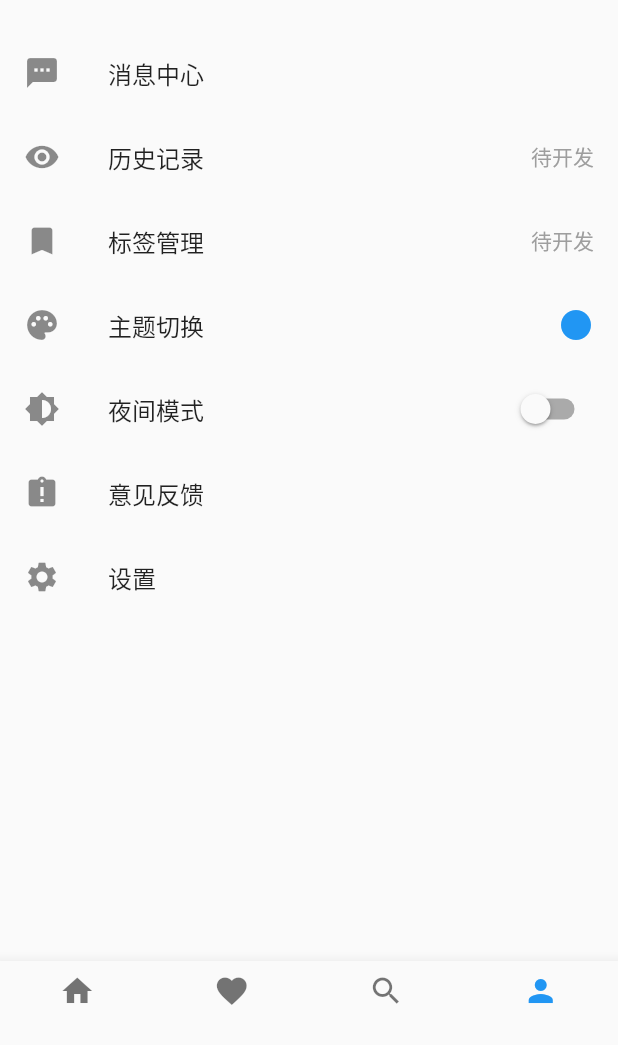
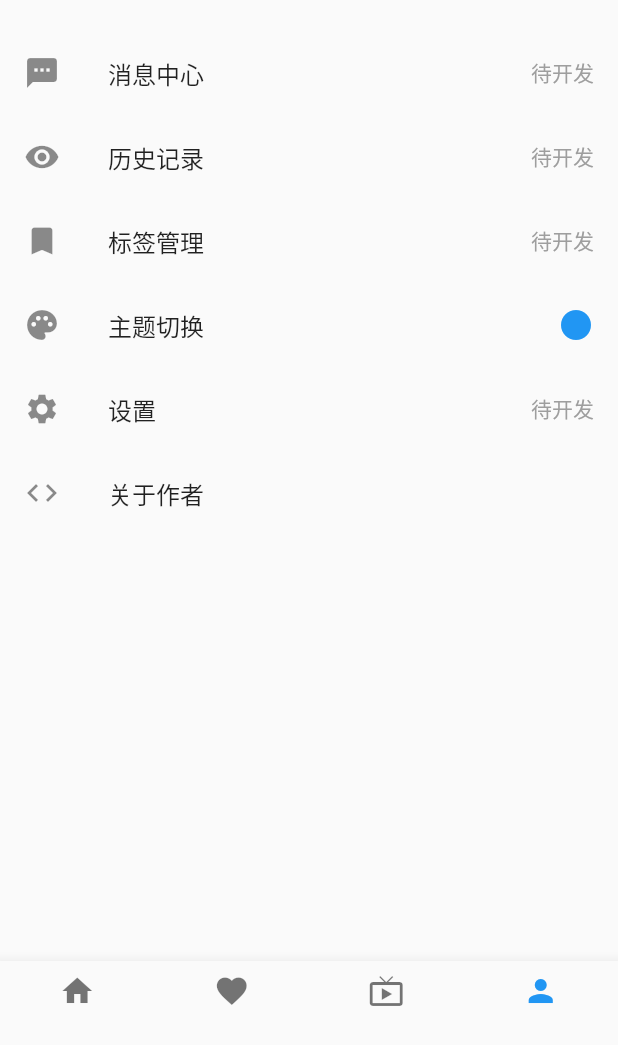
Before and after one commit to Ha2ryZhang/alltv_flutter, a Flutter app: the AllTVHome screen opened directly, item 4 of the bottom bar chosen, after a tap on "消息中心", on a phone screen of 412 x 824 dp, the part 191-1236 px from its top. Run offline on Flutter 3.47's test engine with Material 2 defaults, Android fonts, the phone set to English and light mode, and no system bars; our stand-ins replace cached_network_image, dio, fluro, flutter_screenutil, fluttertoast, pull_to_refresh and 1 more; missing offline and left inert: fijkplayer; accounts and stored records are empty; network calls fail; statements that could not run were skipped.

Commit message:
add chanel page

```diff
--- a/lib/http/dio_util.dart
+++ b/lib/http/dio_util.dart
@@ -2,7 +2,7 @@ import 'package:alltv/utils/toast.dart';
 import 'package:dio/dio.dart';
 
 class HttpManager {
-  final String baseurl = 'http://192.168.31.204:8888/api';
+  final String baseurl = 'http://192.168.0.112:8888/api';
   final int connectTimeout = 10000;
   final int receiveTimeout = 3000;
 
--- /dev/null
+++ b/lib/pages/chanel.dart
@@ -0,0 +1,91 @@
+import 'package:alltv/route/navigator_util.dart';
+import 'package:flutter/material.dart';
+
+class ChanelPage extends StatefulWidget {
+  @override
+  _ChanelPageState createState() => _ChanelPageState();
+}
+
+class _ChanelPageState extends State<ChanelPage> {
+  @override
+  Widget build(BuildContext context) {
+    return Scaffold(
+        appBar: AppBar(
+          title: Text("所有平台", style: TextStyle(fontSize: 16.0)),
+          centerTitle: true,
+        ),
+        body: buildChanelList());
+  }
+
+  Widget buildChanelList() {
+    return ListView(padding: const EdgeInsets.only(top: 10), children: <Widget>[
+      // Row(
+      //   children: <Widget>[
+      //     ClipRRect(
+      //         borderRadius: BorderRadius.circular(8),
+      //         child: Image.asset("assets/images/douyu.jpg",
+      //             fit: BoxFit.fill, width: 80, height: 80)),
+      //     Text("sddas")
+      //   ],
+
+      // )
+      ListTile(
+        leading: ClipRRect(
+            borderRadius: BorderRadius.circular(8),
+            child: Image.asset("assets/images/douyu.jpg",
+                fit: BoxFit.fill, width: 55, height: 55)),
+        title: Text("斗鱼直播"),
+        trailing: Icon(Icons.navigate_next),
+        onTap: () {
+          NavigatorUtil.goChanelDetail(context, "douyu");
+        },
+      ),
+      Divider(
+        height: 1.0,
+        indent: 0.0,
+        color: Colors.grey[400],
+      ),
+      ListTile(
+        leading: ClipRRect(
+            borderRadius: BorderRadius.circular(8),
+            child: Image.asset("assets/images/huya.jpg",
+                fit: BoxFit.fill, width: 55, height: 55)),
+        title: Text("虎牙直播"),
+        trailing: Icon(Icons.navigate_next),
+        onTap: () {
+          NavigatorUtil.goChanelDetail(context, "huya");
+        },
+      ),
+      Divider(
+        height: 1.0,
+        indent: 0.0,
+        color: Colors.grey[400],
+      ),
+      ListTile(
+        leading: ClipRRect(
+            borderRadius: BorderRadius.circular(8),
+            child: Image.asset("assets/images/bilibili.jpg",
+                fit: BoxFit.fill, width: 55, height: 55)),
+        title: Text("哔哩哔哩"),
+        trailing: Icon(Icons.navigate_next),
+        onTap: () {
+          NavigatorUtil.goChanelDetail(context, "bilibili");
+        },
+      ),
+      Divider(
+        height: 1.0,
+        indent: 0.0,
+        color: Colors.grey[400],
+      ),
+      Container(
+        margin: const EdgeInsets.only(top: 200),
+        child: Center(
+          child: Text(
+            "后续会整合其他平台...",
+            style: TextStyle(color: Colors.grey),
+          ),
+        ),
+      )
+    ]);
+  }
+}
--- a/lib/pages/homePage.dart
+++ b/lib/pages/homePage.dart
@@ -1,8 +1,8 @@
+import 'package:alltv/pages/chanel.dart';
 import 'package:alltv/pages/my.dart';
 import 'package:alltv/pages/recommendation.dart';
 import 'package:flutter/material.dart';
 import 'package:alltv/pages/second.dart';
-import 'package:alltv/pages/search.dart';
 
 class AllTVHome extends StatefulWidget {
   @override
@@ -16,7 +16,7 @@ class AllTVHomeState extends State<AllTVHome>
   List<Widget> _pageList = [
     Recommendation(),
     SecondTab(),
-    SearchTab(),
+    ChanelPage(),
     MyPage()
   ];
 
@@ -27,7 +27,7 @@ class AllTVHomeState extends State<AllTVHome>
         ),
         title: Container()),
     BottomNavigationBarItem(icon: Icon(Icons.favorite), title: Container()),
-    BottomNavigationBarItem(icon: Icon(Icons.search), title: Container()),
+    BottomNavigationBarItem(icon: Icon(Icons.live_tv), title: Container()),
     BottomNavigationBarItem(icon: Icon(Icons.person), title: Container()),
   ];
   @override
--- a/lib/pages/my.dart
+++ b/lib/pages/my.dart
@@ -18,6 +18,7 @@ class _MyPageState extends State<MyPage> {
   void initState() {
     super.initState();
   }
+
   @override
   Widget build(BuildContext context) {
     currentTheme = Provider.of<ThemeInfo>(context).themeColor;
@@ -42,6 +43,7 @@ class _MyPageState extends State<MyPage> {
           title: Text(
             "消息中心",
           ),
+          trailing: Text("待开发", style: TextStyle(color: Colors.grey)),
           onTap: () {},
         ),
         ListTile(
@@ -71,38 +73,41 @@ class _MyPageState extends State<MyPage> {
           title: Text(
             "主题切换",
           ),
-          onTap: (){NavigatorUtil.jump(context, Routes.themeSetting);},
-          trailing: Icon(Icons.brightness_1,color: ThemeColors.themeColor[currentTheme]["primaryColor"]),
+          onTap: () {
+            NavigatorUtil.jump(context, Routes.themeSetting);
+          },
+          trailing: Icon(Icons.brightness_1,
+              color: ThemeColors.themeColor[currentTheme]["primaryColor"]),
         ),
-        ListTile(
-            leading: Icon(
-              Icons.brightness_medium,
-            ),
-            title: Text(
-              "夜间模式",
-            ),
-            trailing: Switch(
-                value: isDark,
-                onChanged: (value) {
-                  setState(() {
-                    isDark = value;
-                  });
-                }),
-            onTap: () {
-              setState(() {
-                isDark = !isDark;
-              });
-              // Provider.of<ThemeInfo>(context,listen: false).setTheme("black");
-            }),
-        ListTile(
-          leading: Icon(
-            Icons.assignment_late,
-          ),
-          title: Text(
-            "意见反馈",
-          ),
-          onTap: () {},
-        ),
+        // ListTile(
+        //     leading: Icon(
+        //       Icons.brightness_medium,
+        //     ),
+        //     title: Text(
+        //       "夜间模式",
+        //     ),
+        //     trailing: Switch(
+        //         value: isDark,
+        //         onChanged: (value) {
+        //           setState(() {
+        //             isDark = value;
+        //           });
+        //         }),
+        //     onTap: () {
+        //       setState(() {
+        //         isDark = !isDark;
+        //       });
+        //       // Provider.of<ThemeInfo>(context,listen: false).setTheme("black");
+        //     }),
+        // ListTile(
+        //   leading: Icon(
+        //     Icons.assignment_late,
+        //   ),
+        //   title: Text(
+        //     "意见反馈",
+        //   ),
+        //   onTap: () {},
+        // ),
         ListTile(
           leading: Icon(
             Icons.settings,
@@ -110,13 +115,23 @@ class _MyPageState extends State<MyPage> {
           title: Text(
             "设置",
           ),
+          trailing: Text("待开发", style: TextStyle(color: Colors.grey)),
+          onTap: () {},
+        ),
+        ListTile(
+          leading: Icon(
+            Icons.code,
+          ),
+          title: Text(
+            "关于作者",
+          ),
           onTap: () {},
         )
       ],
     );
   }
 
-  void changeTheme(){
+  void changeTheme() {
     showDialog(
         context: context,
         builder: (BuildContext context) {
@@ -126,8 +141,12 @@ class _MyPageState extends State<MyPage> {
               style: TextStyle(fontSize: 20.0, fontWeight: FontWeight.bold),
             ),
             children: <Widget>[
-              ListTile(title: Text("data1"),),
-              ListTile(title: Text("data2"),)
+              ListTile(
+                title: Text("data1"),
+              ),
+              ListTile(
+                title: Text("data2"),
+              )
             ],
           );
         });
--- a/lib/pages/recommendation.dart
+++ b/lib/pages/recommendation.dart
@@ -82,7 +82,10 @@ class RecommendationState extends State<Recommendation>
   List<Widget> buildTabViewItem() {
     List<Widget> widgets = [];
     _categoryList.forEach((category) {
-      widgets.add(LiveList(cid: category.cid));
+      widgets.add(LiveList(
+        cid: category.cid,
+        com: 'all',
+      ));
     });
     return widgets;
   }
--- a/lib/route/navigator_util.dart
+++ b/lib/route/navigator_util.dart
@@ -96,6 +96,11 @@ class NavigatorUtil {
         transition: TransitionType.inFromRight);
   }
 
+  static Future goChanelDetail(BuildContext context, String com) {
+    return Application.router.navigateTo(
+        context, Routes.chanelDetail + "?com=$com",
+        transition: TransitionType.inFromRight);
+  }
   // /// 使用 IOS 的 Cupertino 的转场动画，这个是修改了源码的 转场动画
   // /// Fluro本身不带，但是 Flutter自带
   // static Future gotransitionCupertinoDemoPage(
--- a/lib/route/router_handler.dart
+++ b/lib/route/router_handler.dart
@@ -1,4 +1,5 @@
 import 'package:alltv/model/live_room.dart';
+import 'package:alltv/pages/chanel_detail.dart';
 import 'package:alltv/pages/homePage.dart';
 import 'package:alltv/pages/live_page.dart';
 import 'package:alltv/pages/splash_page.dart';
@@ -37,6 +38,11 @@ Handler themeSettingHanderl = Handler(
     handlerFunc: (BuildContext context, Map<String, List<String>> params) {
   return ThemeSetting();
 });
+
+Handler chanelDetailHanderl = Handler(
+    handlerFunc: (BuildContext context, Map<String, List<String>> params) {
+  return ChanelDetail(com: params['com'].first);
+});
 // // 登陆页面
 // Handler loginHanderl = Handler(
 //     handlerFunc: (BuildContext context, Map<String, List<String>> params) {
--- a/lib/route/routes.dart
+++ b/lib/route/routes.dart
@@ -5,8 +5,8 @@ class Routes {
   static String root = "/";
   static String home = "/home";
   static String livePage = "/livePage";
-  static String themeSetting ="/themeSetting";
-  static String returnParams = "/return_params";
+  static String themeSetting = "/themeSetting";
+  static String chanelDetail = '/chanelDetail';
 
   static void configureRoutes(Router router) {
     // router.notFoundHandler = new Handler(
@@ -20,5 +20,6 @@ class Routes {
     router.define(home, handler: homePageHanderl);
     router.define(livePage, handler: livePageHanderl);
     router.define(themeSetting, handler: themeSettingHanderl);
+    router.define(chanelDetail, handler: chanelDetailHanderl);
   }
 }
--- a/lib/widgets/playerUi.dart
+++ b/lib/widgets/playerUi.dart
@@ -1,9 +1,4 @@
-/// 不出意外不雅这个dart
-
-
 // import 'dart:async';
-
-
 
 // import 'package:chewie/src/chewie_player.dart';
 // import 'package:chewie/src/chewie_progress_colors.dart';
```
Also changed, not shown: lib/http/api.dart (+16 -1 lines), lib/main.dart (+0 -44 lines), lib/pages/chanel_detail.dart (added, +35 -0 lines), lib/pages/live_room_list.dart (+18 -3 lines), lib/widgets/bilibili_danmaku.dart (+10 -7 lines), pubspec.yaml (+4 -3 lines), assets/images/back.jpg (deleted), assets/images/bilibili.jpg (added), assets/images/douyu.jpg (added), assets/images/huya.jpg (added), 1 other file.
